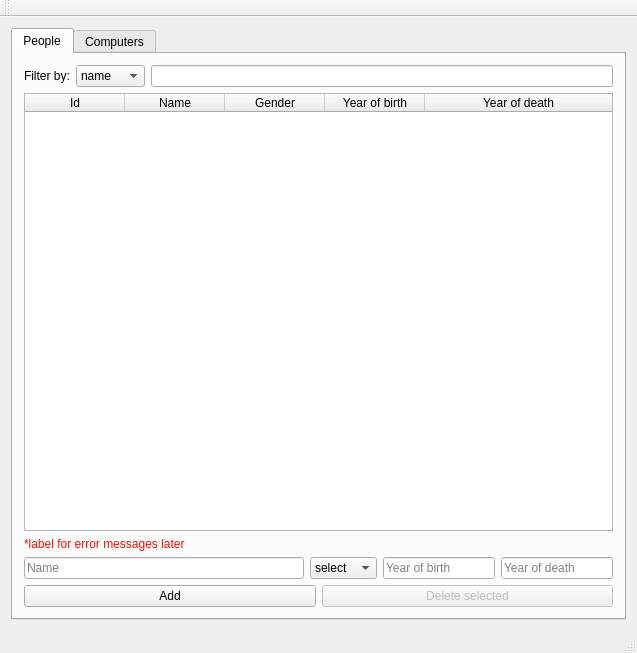
Qt form mainwindow.ui (valdimarHR/hisCompRepo) before a commit.
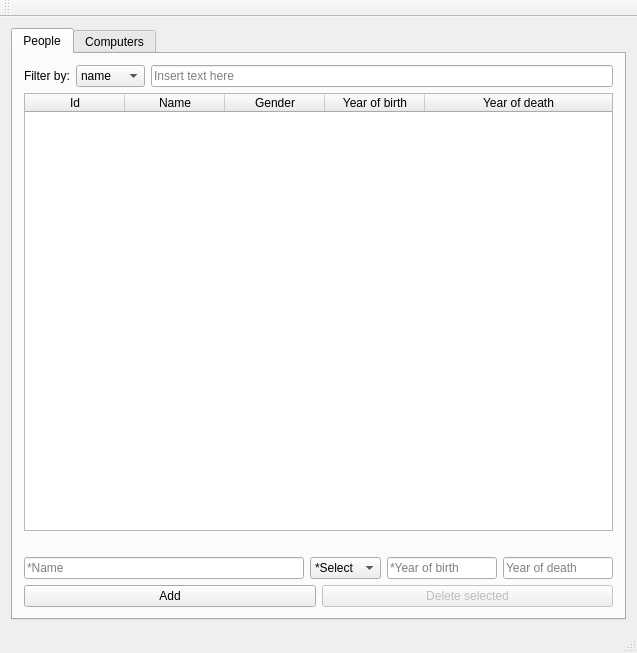
The same form after that commit.

Commit message: búin að útfæra insert takkann

Patch:
```diff
--- a/mainwindow.ui
+++ b/mainwindow.ui
@@ -26,7 +26,7 @@
       <property name="currentIndex">
        <number>0</number>
       </property>
-      <widget class="QWidget" name="tab">
+      <widget class="QWidget" name="tabPeople">
        <attribute name="title">
         <string>People</string>
        </attribute>
@@ -65,7 +65,14 @@
            </widget>
           </item>
           <item>
-           <widget class="QLineEdit" name="lineEditPeopleFilter"/>
+           <widget class="QLineEdit" name="lineEditPeopleFilter">
+            <property name="text">
+             <string/>
+            </property>
+            <property name="placeholderText">
+             <string>Insert text here</string>
+            </property>
+           </widget>
           </item>
          </layout>
         </item>
@@ -111,11 +118,15 @@
          </widget>
         </item>
         <item>
-         <widget class="QLabel" name="label">
-          <property name="text">
-           <string>&lt;html&gt;&lt;head/&gt;&lt;body&gt;&lt;p&gt;&lt;span style=&quot; color:#f00e00;&quot;&gt;*label for error messages later&lt;/span&gt;&lt;/p&gt;&lt;/body&gt;&lt;/html&gt;</string>
-          </property>
-         </widget>
+         <layout class="QHBoxLayout" name="horizontalLayoutErrorLabels">
+          <item>
+           <widget class="QLabel" name="labelPeopleError">
+            <property name="text">
+             <string/>
+            </property>
+           </widget>
+          </item>
+         </layout>
         </item>
         <item>
          <layout class="QHBoxLayout" name="horizontalLayout">
@@ -127,8 +138,11 @@
               <height>0</height>
              </size>
             </property>
+            <property name="text">
+             <string/>
+            </property>
             <property name="placeholderText">
-             <string>Name</string>
+             <string>*Name</string>
             </property>
            </widget>
           </item>
@@ -138,21 +152,21 @@
              <bool>false</bool>
             </property>
             <property name="currentText">
-             <string>select</string>
+             <string>*Select</string>
             </property>
             <item>
              <property name="text">
-              <string>select</string>
+              <string>*Select</string>
              </property>
             </item>
             <item>
              <property name="text">
-              <string>female</string>
+              <string>Female</string>
              </property>
             </item>
             <item>
              <property name="text">
-              <string>male</string>
+              <string>Male</string>
              </property>
             </item>
            </widget>
@@ -178,7 +192,7 @@
              </size>
             </property>
             <property name="placeholderText">
-             <string>Year of birth</string>
+             <string>*Year of birth</string>
             </property>
            </widget>
           </item>
@@ -198,7 +212,7 @@
          </layout>
         </item>
         <item>
-         <layout class="QHBoxLayout" name="horizontalLayout_2">
+         <layout class="QHBoxLayout" name="horizontalLayoutAddDelete">
           <item>
            <widget class="QPushButton" name="buttonPeopleAdd">
             <property name="text">
@@ -220,7 +234,7 @@
         </item>
        </layout>
       </widget>
-      <widget class="QWidget" name="tab_2">
+      <widget class="QWidget" name="tabComputers">
        <attribute name="title">
         <string>Computers</string>
        </attribute>
@@ -418,7 +432,7 @@
      <x>0</x>
      <y>0</y>
      <width>637</width>
-     <height>26</height>
+     <height>21</height>
     </rect>
    </property>
   </widget>
```
The commit also changes 2 other files.
